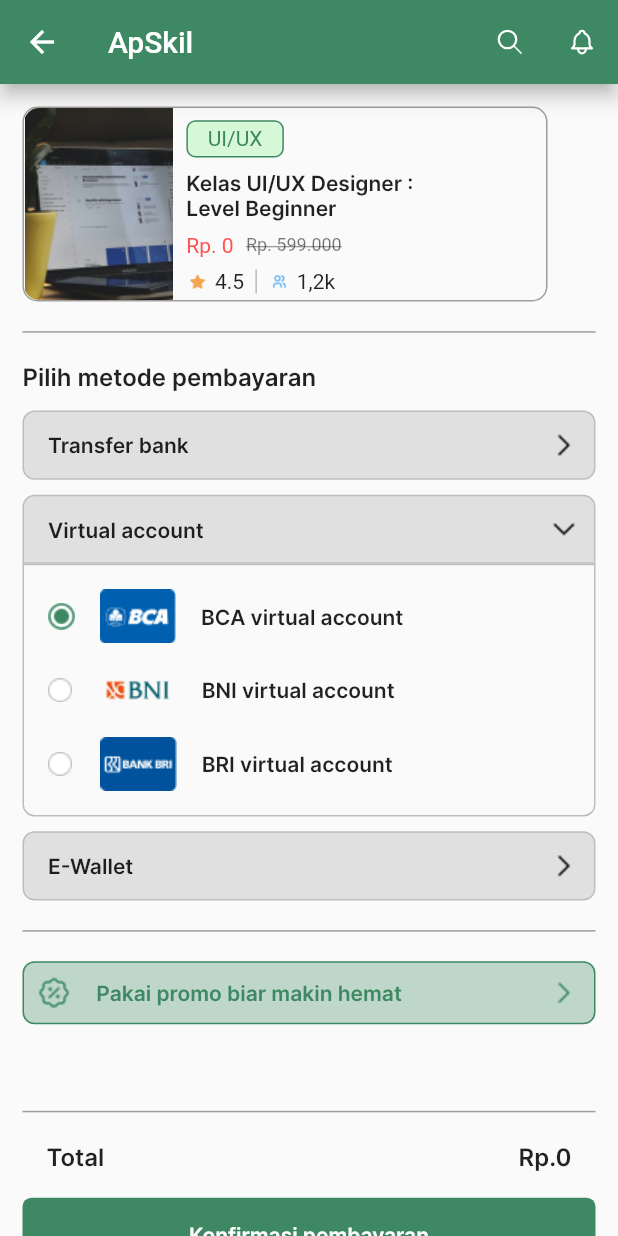
After one commit to IGustiFajar/3G-PAPB, a Flutter app: the CheckoutPage screen opened by its route, on a phone screen of 412 x 824 dp. The commit adds this screen. Run offline on Flutter 3.47's test engine with Material 2 defaults, Android fonts, the phone set to English and light mode, and no system bars; our stand-ins replace anim_search_bar, convex_bottom_bar, cool_alert, curved_navigation_bar, firebase_auth, firebase_core and 6 more; accounts and stored records are empty.

Commit message:
add new checkoutPage

```diff
--- a/edutech/lib/main.dart
+++ b/edutech/lib/main.dart
@@ -1,5 +1,6 @@
 import 'package:edutech/pages/BerandaPage.dart';
 import 'package:edutech/pages/NotificationPage.dart';
+import 'package:edutech/pages/checkoutPage.dart';
 import 'package:edutech/pages/detailKelasPage.dart';
 import 'package:edutech/pages/materiPage.dart';
 import 'package:edutech/pages/profilePage.dart';
@@ -8,6 +9,7 @@ import 'package:edutech/pages/SignUpPage.dart';
 import 'package:edutech/pages/loginPage.dart';
 import 'package:edutech/pages/alert_dialog.dart';
 import 'package:edutech/pages/sertifikatPage.dart';
+import 'package:edutech/pages/checkoutPage.dart';
 import 'package:flutter/material.dart';
 import './pages/launcher.dart';
 import 'package:flutter_screenutil/flutter_screenutil.dart';
@@ -83,6 +85,10 @@ class MyApp extends StatelessWidget {
           name: '/notification',
           page: () => const NotificationPage(),
         ),
+        GetPage(
+          name: '/checkout',
+          page: () => const CheckoutPage(),
+        ),
       ],
       home: LauncherPage(),
     );
--- a/edutech/lib/pages/BerandaPage.dart
+++ b/edutech/lib/pages/BerandaPage.dart
@@ -1,5 +1,3 @@
-import 'dart:ui';
-
 import 'package:anim_search_bar/anim_search_bar.dart';
 import 'package:firebase_auth/firebase_auth.dart';
 import 'package:flutter/material.dart';
--- /dev/null
+++ b/edutech/lib/pages/checkoutPage.dart
@@ -0,0 +1,493 @@
+import 'package:flutter/material.dart';
+import 'package:flutter_svg/flutter_svg.dart';
+import 'package:get/get.dart';
+
+class CheckoutPage extends StatelessWidget {
+  const CheckoutPage({Key? key}) : super(key: key);
+
+  @override
+  Widget build(BuildContext context) {
+    final mediaQueryHeight = MediaQuery.of(context).size.height;
+
+    final bodyHeight = mediaQueryHeight - MediaQuery.of(context).padding.top;
+    return Scaffold(
+        appBar: AppBar(
+          title: Text('ApSkil'),
+          backgroundColor: Color.fromARGB(255, 62, 137, 99),
+          elevation: 5,
+          leading: new IconButton(
+            icon: new Icon(Icons.arrow_back, color: Colors.white),
+            onPressed: () {
+              Get.back();
+            },
+          ),
+          actions: <Widget>[
+            IconButton(
+              onPressed: () {
+                Get.bottomSheet(
+                  Container(
+                    color: Colors.white,
+                    child: TextField(
+                      decoration: InputDecoration(
+                        hintText: 'Cari Sesuatu',
+                        // labelText: 'Cari Sesuatu',
+                        labelStyle: TextStyle(
+                            color: Colors.black,
+                            fontSize: 14,
+                            fontFamily: 'InterRegular'),
+                        border: OutlineInputBorder(),
+                        prefixIcon: Icon(Icons.search),
+                      ),
+                    ),
+                  ),
+                );
+              },
+              icon: SvgPicture.asset(
+                'images/search.svg',
+                color: Colors.white,
+                alignment: Alignment.center,
+              ),
+            ),
+            IconButton(
+              onPressed: () {},
+              icon: SvgPicture.asset(
+                'images/bell.svg',
+                color: Colors.white,
+                alignment: Alignment.center,
+              ),
+            )
+          ],
+        ),
+        body: SingleChildScrollView(
+          child: Padding(
+            padding: const EdgeInsets.all(15.0),
+            child: Container(
+              child: Column(
+                mainAxisAlignment: MainAxisAlignment.start,
+                crossAxisAlignment: CrossAxisAlignment.start,
+                children: [
+                  Container(
+                    child: Row(
+                      children: <Widget>[
+                        Container(
+                          height: bodyHeight * 1.30,
+                          width: 100,
+                          decoration: BoxDecoration(
+                            image: DecorationImage(
+                                image: AssetImage('images/image3.png')),
+                            borderRadius: BorderRadius.only(
+                                topLeft: Radius.circular(10),
+                                bottomLeft: Radius.circular(10)),
+                          ),
+                        ),
+                        SizedBox(width: bodyHeight * 0.01),
+                        Container(
+                          child: Column(
+                            mainAxisAlignment: MainAxisAlignment.start,
+                            crossAxisAlignment: CrossAxisAlignment.start,
+                            children: <Widget>[
+                              SizedBox(
+                                height: bodyHeight * 0.01,
+                              ),
+                              Container(
+                                alignment: Alignment.center,
+                                height: bodyHeight * 0.03,
+                                width: 65,
+                                decoration: BoxDecoration(
+                                    borderRadius:
+                                        BorderRadius.all(Radius.circular(6)),
+                                    border: Border.all(
+                                        color:
+                                            Color.fromARGB(255, 62, 137, 99)),
+                                    color: Color.fromARGB(41, 32, 235, 25)),
+                                child: Text(
+                                  'UI/UX',
+                                  style: TextStyle(
+                                      color: Color.fromARGB(255, 62, 137, 99)),
+                                ),
+                              ),
+                              SizedBox(
+                                height: bodyHeight * 0.01,
+                              ),
+                              Container(
+                                width: 175,
+                                child: Text(
+                                  'Kelas UI/UX Designer : Level Beginner',
+                                  style: TextStyle(
+                                      fontSize: 14,
+                                      fontFamily: 'InterSemiBold'),
+                                ),
+                              ),
+                              SizedBox(
+                                height: bodyHeight * 0.01,
+                              ),
+                              Row(
+                                children: <Widget>[
+                                  Container(
+                                    child: Text(
+                                      'Rp. 0',
+                                      style: TextStyle(
+                                          fontSize: 14,
+                                          color: Colors.redAccent),
+                                    ),
+                                  ),
+                                  SizedBox(
+                                    width: bodyHeight * 0.01,
+                                  ),
+                                  Container(
+                                    child: Text(
+                                      'Rp. 599.000',
+                                      style: TextStyle(
+                                          fontSize: 12,
+                                          color: Colors.black54,
+                                          decoration:
+                                              TextDecoration.lineThrough),
+                                    ),
+                                  )
+                                ],
+                              ),
+                              SizedBox(
+                                height: bodyHeight * 0.01,
+                              ),
+                              IntrinsicHeight(
+                                child: Row(
+                                  children: <Widget>[
+                                    Row(
+                                      children: <Widget>[
+                                        Container(
+                                          height: 10,
+                                          width: 15,
+                                          decoration: BoxDecoration(
+                                            image: DecorationImage(
+                                                image: AssetImage(
+                                                    'images/Pathstar.png')),
+                                          ),
+                                        ),
+                                        SizedBox(
+                                          width: bodyHeight * 0.005,
+                                        ),
+                                        Text(
+                                          '4.5',
+                                          style: TextStyle(fontSize: 14),
+                                        ),
+                                      ],
+                                    ),
+                                    VerticalDivider(
+                                      color: Colors.black26,
+                                      thickness: 1,
+                                    ),
+                                    Container(
+                                      child: Row(
+                                        children: <Widget>[
+                                          Container(
+                                            height: 10,
+                                            width: 15,
+                                            decoration: BoxDecoration(
+                                              image: DecorationImage(
+                                                  image: AssetImage(
+                                                      'images/usersuser.png')),
+                                            ),
+                                          ),
+                                          SizedBox(
+                                            width: bodyHeight * 0.005,
+                                          ),
+                                          Text(
+                                            '1,2k',
+                                            style: TextStyle(fontSize: 14),
+                                          ),
+                                        ],
+                                      ),
+                                    ),
+                                  ],
+                                ),
+                              )
+                            ],
+                          ),
+                        )
+                      ],
+                    ),
+                    height: 130,
+                    width: 350,
+                    decoration: new BoxDecoration(
+                      border: Border.all(color: Colors.grey),
+                      borderRadius: BorderRadius.circular(10),
+                    ),
+                  ),
+                  SizedBox(
+                    height: bodyHeight * 0.024,
+                  ),
+                  Divider(height: 1, thickness: 1, color: Colors.grey),
+                  SizedBox(
+                    height: bodyHeight * 0.024,
+                  ),
+                  Text('Pilih metode pembayaran',
+                      style: TextStyle(
+                        fontSize: 16,
+                        fontFamily: "InterSemiBold",
+                      )),
+                  SizedBox(
+                    height: bodyHeight * 0.016,
+                  ),
+                  Container(
+                    width: bodyHeight * 0.5,
+                    height: bodyHeight * 0.056,
+                    decoration: BoxDecoration(
+                      color: Color.fromARGB(255, 224, 224, 224),
+                      border: Border.all(
+                          color: Color.fromARGB(255, 190, 190, 190), width: 1),
+                      borderRadius: BorderRadius.all(Radius.circular(8)),
+                    ),
+                    child: Row(
+                      children: [
+                        Padding(
+                          padding: const EdgeInsets.only(left: 16),
+                          child: Text(
+                            'Transfer bank',
+                            style: TextStyle(
+                              fontSize: 14,
+                              fontFamily: 'InterSemiBold',
+                            ),
+                          ),
+                        ),
+                        Spacer(),
+                        Padding(
+                          padding: const EdgeInsets.all(8.0),
+                          child: Image.asset('images/chevron.png'),
+                        )
+                      ],
+                    ),
+                  ),
+                  SizedBox(
+                    height: bodyHeight * 0.012,
+                  ),
+                  Container(
+                    width: bodyHeight * 0.5,
+                    height: bodyHeight * 0.056,
+                    decoration: BoxDecoration(
+                      color: Color.fromARGB(255, 224, 224, 224),
+                      border: Border.all(
+                          color: Color.fromARGB(255, 190, 190, 190), width: 1),
+                      borderRadius: BorderRadius.only(
+                          topLeft: Radius.circular(8),
+                          topRight: Radius.circular(8)),
+                    ),
+                    child: Row(
+                      children: [
+                        Padding(
+                          padding: const EdgeInsets.only(left: 16),
+                          child: Text(
+                            'Virtual account',
+                            style: TextStyle(
+                              fontSize: 14,
+                              fontFamily: 'InterSemiBold',
+                            ),
+                          ),
+                        ),
+                        Spacer(),
+                        Padding(
+                          padding: const EdgeInsets.all(8.0),
+                          child: Image.asset('images/chevronDown.png'),
+                        )
+                      ],
+                    ),
+                  ),
+                  Container(
+                    decoration: BoxDecoration(
+                      border: Border.all(
+                          color: Color.fromARGB(255, 190, 190, 190), width: 1),
+                      borderRadius: BorderRadius.only(
+                          bottomLeft: Radius.circular(8),
+                          bottomRight: Radius.circular(8)),
+                    ),
+                    child: Padding(
+                      padding: const EdgeInsets.all(16.0),
+                      child: Column(
+                        children: [
+                          Row(
+                            children: [
+                              Image.asset('images/Radio.png'),
+                              SizedBox(
+                                width: bodyHeight * 0.02,
+                              ),
+                              Image.asset('images/BCA.png'),
+                              SizedBox(
+                                width: bodyHeight * 0.02,
+                              ),
+                              Text(
+                                'BCA virtual account',
+                                style: TextStyle(
+                                  fontSize: 14,
+                                  fontFamily: 'InterSemiBold',
+                                ),
+                              )
+                            ],
+                          ),
+                          SizedBox(
+                            height: bodyHeight * 0.016,
+                          ),
+                          Row(
+                            children: [
+                              Image.asset('images/ellipse.png'),
+                              SizedBox(
+                                width: bodyHeight * 0.023,
+                              ),
+                              Image.asset('images/BNI.png'),
+                              SizedBox(
+                                width: bodyHeight * 0.02,
+                              ),
+                              Text(
+                                'BNI virtual account',
+                                style: TextStyle(
+                                  fontSize: 14,
+                                  fontFamily: 'InterSemiBold',
+                                ),
+                              )
+                            ],
+                          ),
+                          SizedBox(
+                            height: bodyHeight * 0.016,
+                          ),
+                          Row(
+                            children: [
+                              Image.asset('images/ellipse.png'),
+                              SizedBox(
+                                width: bodyHeight * 0.023,
+                              ),
+                              Image.asset('images/BRI.png'),
+                              SizedBox(
+                                width: bodyHeight * 0.02,
+                              ),
+                              Text(
+                                'BRI virtual account',
+                                style: TextStyle(
+                                  fontSize: 14,
+                                  fontFamily: 'InterSemiBold',
+                                ),
+                              )
+                            ],
+                          ),
+                        ],
+                      ),
+                    ),
+                  ),
+                  SizedBox(
+                    height: bodyHeight * 0.012,
+                  ),
+                  Container(
+                    width: bodyHeight * 0.5,
+                    height: bodyHeight * 0.056,
+                    decoration: BoxDecoration(
+                      color: Color.fromARGB(255, 224, 224, 224),
+                      border: Border.all(
+                          color: Color.fromARGB(255, 190, 190, 190), width: 1),
+                      borderRadius: BorderRadius.all(Radius.circular(8)),
+                    ),
+                    child: Row(
+                      children: [
+                        Padding(
+                          padding: const EdgeInsets.only(left: 16),
+                          child: Text(
+                            'E-Wallet',
+                            style: TextStyle(
+                              fontSize: 14,
+                              fontFamily: 'InterSemiBold',
+                            ),
+                          ),
+                        ),
+                        Spacer(),
+                        Padding(
+                          padding: const EdgeInsets.all(8.0),
+                          child: Image.asset('images/chevron.png'),
+                        )
+                      ],
+                    ),
+                  ),
+                  SizedBox(
+                    height: bodyHeight * 0.024,
+                  ),
+                  Divider(height: 1, thickness: 1, color: Colors.grey),
+                  SizedBox(
+                    height: bodyHeight * 0.024,
+                  ),
+                  Container(
+                    decoration: BoxDecoration(
+                      color: Color.fromARGB(80, 62, 137, 99),
+                      border: Border.all(
+                          color: Color.fromARGB(255, 62, 137, 99), width: 1),
+                      borderRadius: BorderRadius.all(Radius.circular(8)),
+                    ),
+                    child: Row(
+                      children: [
+                        Padding(
+                          padding: const EdgeInsets.all(8.0),
+                          child: Image.asset('images/iconPromo.png'),
+                        ),
+                        SizedBox(
+                          width: bodyHeight * 0.01,
+                        ),
+                        Text(
+                          'Pakai promo biar makin hemat',
+                          style: TextStyle(
+                              color: Color.fromARGB(255, 62, 137, 99),
+                              fontSize: 14,
+                              fontFamily: 'InterSemibold'),
+                        ),
+                        Spacer(),
+                        Padding(
+                          padding: const EdgeInsets.all(8.0),
+                          child: Image.asset('images/chevronGreen.png'),
+                        )
+                      ],
+                    ),
+                  ),
+                  SizedBox(
+                    height: bodyHeight * 0.07,
+                  ),
+                  Divider(height: 1, thickness: 1, color: Colors.grey),
+                  SizedBox(
+                    height: bodyHeight * 0.024,
+                  ),
+                  Padding(
+                    padding: const EdgeInsets.only(left: 16, right: 16),
+                    child: Row(
+                      children: [
+                        Text(
+                          'Total',
+                          style: TextStyle(
+                              fontFamily: 'InterSemibold', fontSize: 16),
+                        ),
+                        Spacer(),
+                        Text(
+                          'Rp.0',
+                          style: TextStyle(
+                              fontFamily: 'InterSemibold', fontSize: 16),
+                        )
+                      ],
+                    ),
+                  ),
+                  SizedBox(height: bodyHeight * 0.022),
+                  GestureDetector(
+                    onTap: (() {}),
+                    child: Container(
+                      alignment: Alignment.center,
+                      height: bodyHeight * 0.06,
+                      decoration: BoxDecoration(
+                        borderRadius: BorderRadius.all(Radius.circular(6)),
+                        color: Color(0xff3E8964),
+                      ),
+                      child: Text(
+                        'Konfirmasi pembayaran',
+                        style: TextStyle(
+                            color: Colors.white,
+                            fontFamily: 'InterSemiBold',
+                            fontSize: 14),
+                      ),
+                    ),
+                  ),
+                ],
+              ),
+            ),
+          ),
+        ));
+  }
+}
--- a/edutech/lib/pages/materiPage.dart
+++ b/edutech/lib/pages/materiPage.dart
@@ -428,7 +428,11 @@ class MateriPage extends StatelessWidget {
               SizedBox(
                 height: bodyHeight * 0.124,
               ),
-              Container(
+              GestureDetector(
+                onTap: (() {
+                  Get.toNamed('/checkout');
+                }),
+                child: Container(
                   alignment: Alignment.center,
                   height: bodyHeight * 0.06,
                   decoration: BoxDecoration(
@@ -443,6 +447,7 @@ class MateriPage extends StatelessWidget {
                         fontSize: 14),
                   ),
                 ),
+              ),
             ],
           ),
         ),
```
Also changed, not shown: edutech/images/BCA.png (added), edutech/images/BNI.png (added), edutech/images/BRI.png (added), edutech/images/Radio.png (added), edutech/images/checklistt.png (added), edutech/images/chevronDown.png (added), edutech/images/chevronGreen.png (added), edutech/images/ellipse.png (added), edutech/images/iconPromo.png (added). Lines whose indentation alone changed are shown as unchanged.
